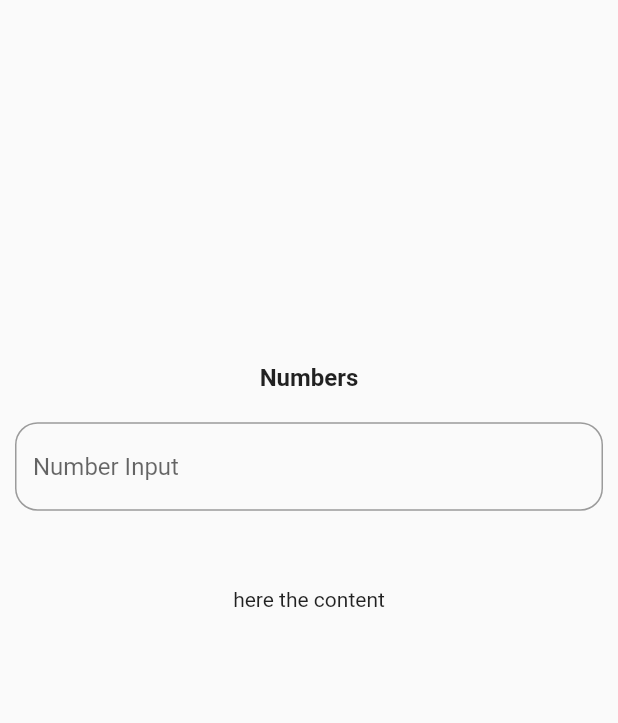
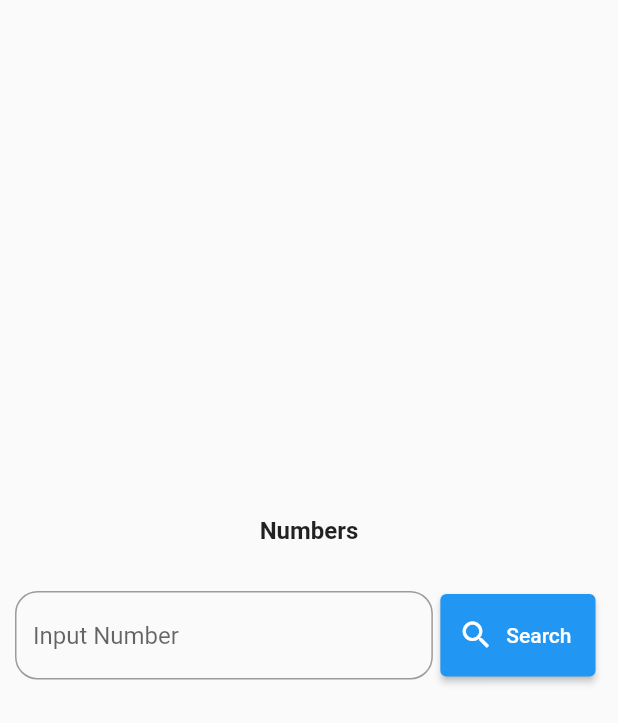
Before and after one commit to Mohammed-Azad/dropdown_wecode_assignment, a Flutter app: the screen it shows after launch, on a phone screen of 412 x 824 dp. Shown: the top 723 px of the screen. Run offline on Flutter 3.47's test engine with Material 2 defaults, Android fonts, the phone set to English and light mode, and no system bars.

Commit message:
add Number App with Api

```diff
--- a/lib/src/screens/number_api_screen.dart
+++ b/lib/src/screens/number_api_screen.dart
@@ -8,6 +8,7 @@ class Number extends StatelessWidget {
   @override
   Widget build(BuildContext context) {
     return MaterialApp(
+      debugShowCheckedModeBanner: false,
       home: Scaffold(
         body: numberScreen(),
       ),
@@ -24,6 +25,7 @@ class numberScreen extends StatefulWidget {
 
 class _numberScreenState extends State<numberScreen> {
   Numberservice srvice = new Numberservice();
+  TextEditingController _numcontrol = TextEditingController();
   @override
   Widget build(BuildContext context) {
     return Column(
@@ -37,20 +39,72 @@ class _numberScreenState extends State<numberScreen> {
             style: TextStyle(fontWeight: FontWeight.bold, fontSize: 16),
           ),
         ),
-        Padding(
-          padding: const EdgeInsets.all(10),
-          child: Container(
-            width: 400,
+        Container(
           height: 100,
+          padding: EdgeInsets.all(10),
+          child: Row(
+            children: [
+              Expanded(
                 child: TextField(
+                  controller: _numcontrol,
                   decoration: InputDecoration(
-                hintText: "Number Input",
-                border:
-                    OutlineInputBorder(borderRadius: BorderRadius.circular(15)),
+                    hintText: "Input Number ",
+                    border: OutlineInputBorder(
+                        borderRadius: BorderRadius.circular(15)),
                   ),
                 ),
               ),
+              Container(
+                  height: 65,
+                  decoration:
+                      BoxDecoration(borderRadius: BorderRadius.circular(15)),
+                  padding: EdgeInsets.all(5),
+                  child: ElevatedButton.icon(
+                      onPressed: () {
+                        setState(() {});
+                      },
+                      icon: Icon(Icons.search),
+                      label: Text("Search"))),
+            ],
           ),
+        ),
+        _numcontrol.value.text == ''
+            ? Container(
+                child: Text(" "),
+              )
+            : Padding(
+                padding: const EdgeInsets.all(10),
+                child: Container(
+                  child: FutureBuilder<String>(
+                      future: srvice.fechNumber(_numcontrol.value.text == ''
+                          ? '0'
+                          : _numcontrol.value.text),
+                      builder: (context, snapshot) {
+                        if (snapshot.connectionState ==
+                            ConnectionState.waiting) {
+                          return Center(
+                            child: Column(
+                              mainAxisAlignment: MainAxisAlignment.center,
+                              children: [
+                                SizedBox(
+                                  child: CircularProgressIndicator(),
+                                  width: 50,
+                                  height: 50,
+                                ),
+                                SizedBox(
+                                  height: 15,
+                                ),
+                                Text("...Loading"),
+                              ],
+                            ),
+                          );
+                        } else if (snapshot.hasError) {
+                          return Text("Error ${snapshot.error}");
+                        } else if (snapshot.data == null) {
+                          return Text("No Data");
+                        }
+                        return Column(
+                          children: [
                             Row(
                               mainAxisAlignment: MainAxisAlignment.center,
                               children: [
@@ -58,11 +112,16 @@ class _numberScreenState extends State<numberScreen> {
                                   alignment: Alignment.topCenter,
                                   width: 350,
                                   height: 200,
-              child: Text("here the content"),
+                                  child: Text("${snapshot.data}"),
                                 ),
                               ],
                             ),
                           ],
                         );
+                      }),
+                ),
+              ),
+      ],
+    );
   }
 }
--- a/lib/src/service/Number_service.dart
+++ b/lib/src/service/Number_service.dart
@@ -2,8 +2,8 @@ import 'package:http/http.dart' as http;
 import 'package:dropdown_wecode_assignment/src/screens/number_api_screen.dart';
 
 class Numberservice {
-  String number = "0";
-  Future<String> fechNumber() async {
+
+  Future<String> fechNumber(String number) async {
     Uri _NumberApi = Uri.parse("http://numberapi.com/$number");
     http.Response _getApi =
         await http.get(_NumberApi).catchError((err) => print("$err"));
```
Lines whose indentation alone changed are shown as unchanged.
